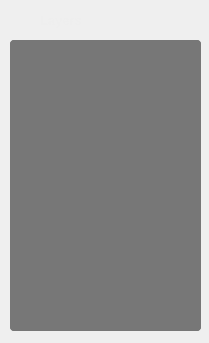
idrisT11/Image-Editor, file Widgets/LayerWidget/LayerWidget.ui: the form before one commit.
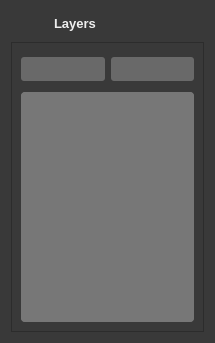
The form after the commit. Icons and pictures are not drawn. Custom widgets are drawn as their Qt base class.

The edit to the form file:
```diff
--- a/Widgets/LayerWidget/LayerWidget.ui
+++ b/Widgets/LayerWidget/LayerWidget.ui
@@ -6,7 +6,7 @@
    <rect>
     <x>0</x>
     <y>0</y>
-    <width>209</width>
+    <width>215</width>
     <height>343</height>
    </rect>
   </property>
@@ -14,17 +14,31 @@
    <string>Form</string>
   </property>
   <property name="styleSheet">
-   <string notr="true"/>
+   <string notr="true">background-color: rgb(57,57, 57);
+</string>
   </property>
+  <layout class="QVBoxLayout" name="verticalLayout_2">
+   <item>
+    <widget class="QWidget" name="widget" native="true">
+     <layout class="QHBoxLayout" name="horizontalLayout" stretch="1,5">
+      <property name="topMargin">
+       <number>5</number>
+      </property>
+      <property name="bottomMargin">
+       <number>5</number>
+      </property>
+      <item>
+       <widget class="QLabel" name="Icon">
+        <property name="text">
+         <string/>
+        </property>
+        <property name="pixmap">
+         <pixmap resource="../../res.qrc">:/images/ressources/layers_icon.png</pixmap>
+        </property>
+       </widget>
+      </item>
+      <item>
   <widget class="QLabel" name="label">
-   <property name="geometry">
-    <rect>
-     <x>40</x>
-     <y>10</y>
-     <width>63</width>
-     <height>20</height>
-    </rect>
-   </property>
    <property name="font">
     <font>
      <pointsize>10</pointsize>
@@ -38,31 +52,77 @@
     <string>Layers</string>
    </property>
   </widget>
-  <widget class="QLabel" name="Icon">
-   <property name="geometry">
-    <rect>
-     <x>10</x>
-     <y>10</y>
-     <width>21</width>
-     <height>21</height>
-    </rect>
-   </property>
+      </item>
+     </layout>
+    </widget>
+   </item>
+   <item>
+    <widget class="QFrame" name="frame">
+     <property name="frameShape">
+      <enum>QFrame::StyledPanel</enum>
+     </property>
+     <property name="frameShadow">
+      <enum>QFrame::Raised</enum>
+     </property>
+     <layout class="QVBoxLayout" name="verticalLayout_3">
+      <item>
+       <widget class="QWidget" name="widget_2" native="true">
+        <layout class="QHBoxLayout" name="horizontalLayout_2">
+         <property name="leftMargin">
+          <number>0</number>
+         </property>
+         <property name="topMargin">
+          <number>5</number>
+         </property>
+         <property name="rightMargin">
+          <number>0</number>
+         </property>
+         <property name="bottomMargin">
+          <number>5</number>
+         </property>
+         <item>
+          <widget class="QPushButton" name="addButton">
+           <property name="styleSheet">
+            <string notr="true">color: #FFF;
+background-color: rgb(105, 105, 105);
+border-radius: 3px;
+border: none;
+padding: 5px 25px;
+</string>
+           </property>
    <property name="text">
     <string/>
    </property>
-   <property name="pixmap">
-    <pixmap resource="../../res.qrc">:/images/ressources/layers_icon.png</pixmap>
-   </property>
-  </widget>
+           <property name="icon">
+            <iconset resource="../../res.qrc">
+             <normaloff>:/images/ressources/add_icon.png</normaloff>:/images/ressources/add_icon.png</iconset>
+           </property>
+          </widget>
+         </item>
+         <item>
+          <widget class="QPushButton" name="deleteButton">
+           <property name="styleSheet">
+            <string notr="true">color: #FFF;
+background-color: rgb(105, 105, 105);
+border-radius: 3px;
+border: none;
+padding: 5px 25px;
+</string>
+           </property>
+           <property name="text">
+            <string/>
+           </property>
+           <property name="icon">
+            <iconset resource="../../res.qrc">
+             <normaloff>:/images/ressources/trash_icon.png</normaloff>:/images/ressources/trash_icon.png</iconset>
+           </property>
+          </widget>
+         </item>
+        </layout>
+       </widget>
+      </item>
+      <item>
   <widget class="QScrollArea" name="scrollArea">
-   <property name="geometry">
-    <rect>
-     <x>10</x>
-     <y>40</y>
-     <width>191</width>
-     <height>291</height>
-    </rect>
-   </property>
    <property name="styleSheet">
     <string notr="true">background-color: #777;
 border-radius: 4px;</string>
@@ -75,13 +135,47 @@
      <rect>
       <x>0</x>
       <y>0</y>
-      <width>191</width>
-      <height>291</height>
-     </rect>
-    </property>
-   </widget>
-  </widget>
- </widget>
+           <width>169</width>
+           <height>210</height>
+          </rect>
+         </property>
+         <layout class="QVBoxLayout" name="verticalLayout">
+          <item>
+           <widget class="LayerItemWidget" name="layer_n" native="true"/>
+          </item>
+          <item>
+           <widget class="LayerItemWidget" name="layer_n2" native="true"/>
+          </item>
+          <item>
+           <spacer name="verticalSpacer">
+            <property name="orientation">
+             <enum>Qt::Vertical</enum>
+            </property>
+            <property name="sizeHint" stdset="0">
+             <size>
+              <width>20</width>
+              <height>151</height>
+             </size>
+            </property>
+           </spacer>
+          </item>
+         </layout>
+        </widget>
+       </widget>
+      </item>
+     </layout>
+    </widget>
+   </item>
+  </layout>
+ </widget>
+ <customwidgets>
+  <customwidget>
+   <class>LayerItemWidget</class>
+   <extends>QWidget</extends>
+   <header>Widgets/LayerWidget/Item/layeritemwidget.h</header>
+   <container>1</container>
+  </customwidget>
+ </customwidgets>
  <resources>
   <include location="../../res.qrc"/>
  </resources>
```
Lines whose indentation alone changed are shown as unchanged.
